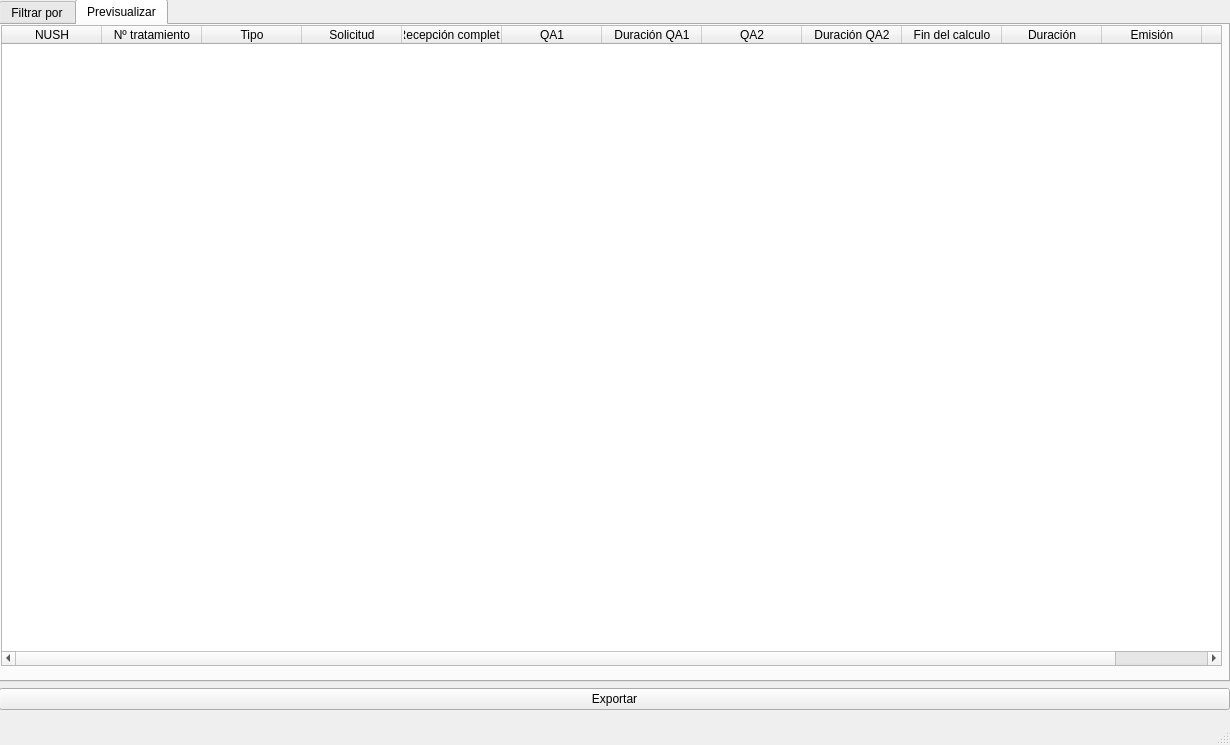
The window that UI/exploitUI.ui (18Orion/GestorDePacientesRadioterapia) describes before a commit, drawn with Qt 5.
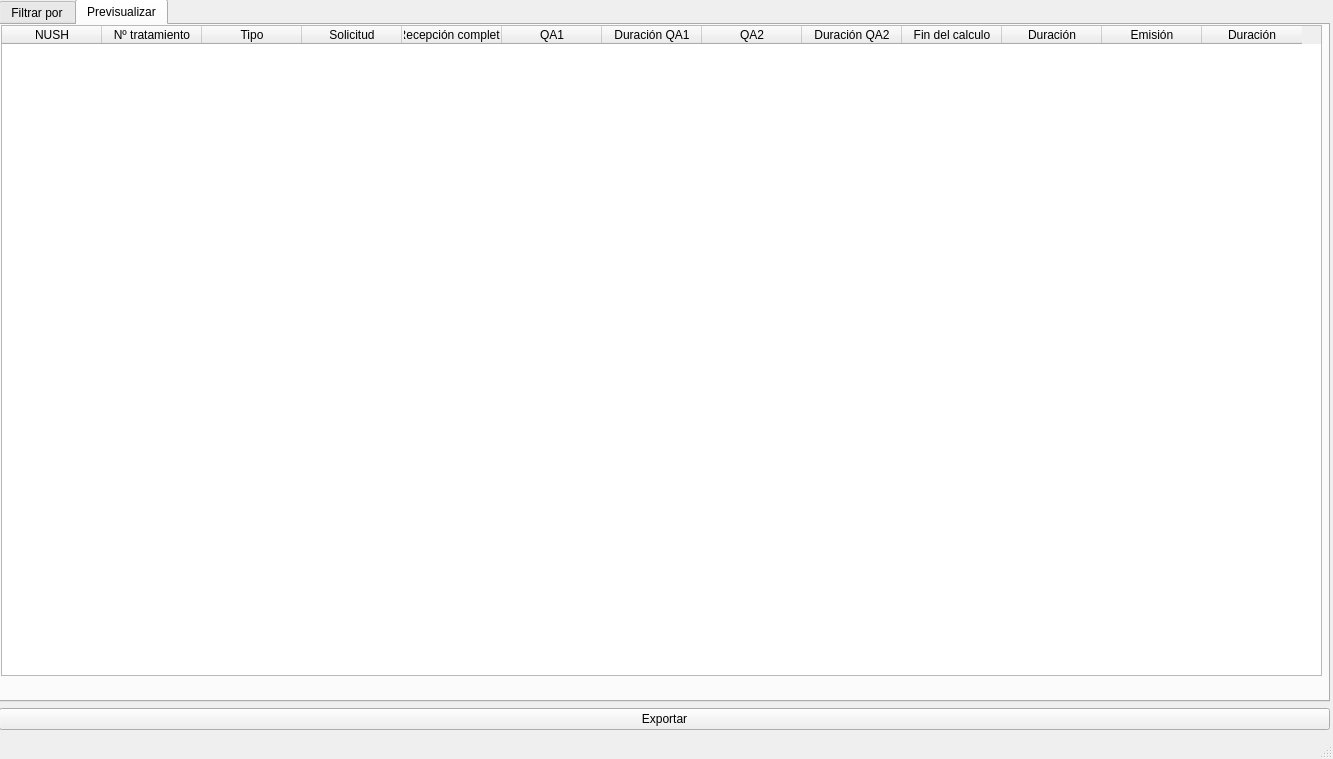
The same window after the commit. The open tabs and pages were chosen to show the change.

The edit to the form file:
```diff
--- a/UI/exploitUI.ui
+++ b/UI/exploitUI.ui
@@ -6,8 +6,8 @@
    <rect>
     <x>0</x>
     <y>0</y>
-    <width>1230</width>
-    <height>745</height>
+    <width>1333</width>
+    <height>759</height>
    </rect>
   </property>
   <property name="windowTitle">
@@ -19,8 +19,8 @@
      <rect>
       <x>-1</x>
       <y>-1</y>
-      <width>1231</width>
-      <height>711</height>
+      <width>1331</width>
+      <height>731</height>
      </rect>
     </property>
     <layout class="QVBoxLayout" name="verticalLayout_2">
@@ -150,8 +150,8 @@
           <rect>
            <x>0</x>
            <y>0</y>
-           <width>1221</width>
-           <height>641</height>
+           <width>1321</width>
+           <height>651</height>
           </rect>
          </property>
          <layout class="QVBoxLayout" name="verticalLayout_3">
```
Left out of the diff: 2 changed lines with no effect on the pictures.
